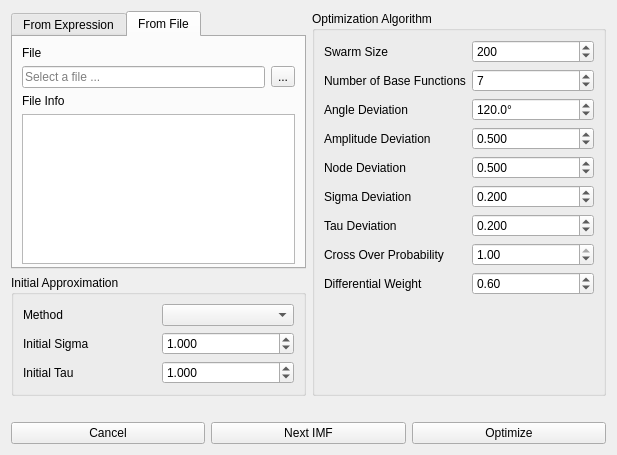
First picture: the form in gui_main_window.ui, repository ralphtandetzky/decompose_imf, before the edit.
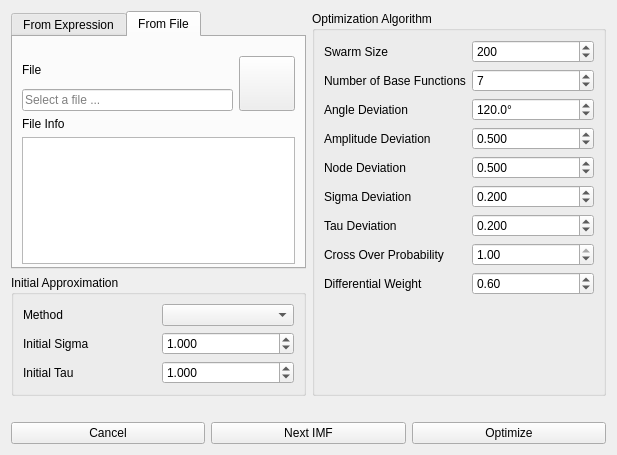
Second picture: the form after the edit. Icons and pictures are not drawn.

Commit message: Changed gui layout slightly with a nice 'open file' icon.

What changed in the file:
```diff
--- a/gui_main_window.ui
+++ b/gui_main_window.ui
@@ -157,6 +157,11 @@
             <number>3</number>
            </property>
            <item>
+            <layout class="QGridLayout" name="gridLayout_4">
+             <property name="topMargin">
+              <number>10</number>
+             </property>
+             <item row="0" column="0">
             <widget class="QLabel" name="label_17">
              <property name="text">
               <string>File</string>
@@ -166,9 +171,7 @@
              </property>
             </widget>
            </item>
-           <item>
-            <layout class="QHBoxLayout" name="horizontalLayout_4">
-             <item>
+             <item row="1" column="0">
               <widget class="QLineEdit" name="samplesFileLineEdit">
                <property name="text">
                 <string/>
@@ -181,19 +184,16 @@
                </property>
               </widget>
              </item>
-             <item>
+             <item row="0" column="1" rowspan="2">
               <widget class="QToolButton" name="toolButton">
-               <property name="text">
-                <string>...</string>
-               </property>
                <property name="icon">
                 <iconset resource="resources.qrc">
                  <normaloff>:/new/icons/icon_open_file.png</normaloff>:/new/icons/icon_open_file.png</iconset>
                </property>
                <property name="iconSize">
                 <size>
-                 <width>24</width>
-                 <height>24</height>
+                 <width>48</width>
+                 <height>48</height>
                 </size>
                </property>
               </widget>
```
Lines whose indentation alone changed are shown as unchanged. The commit also changes 2 other files.
